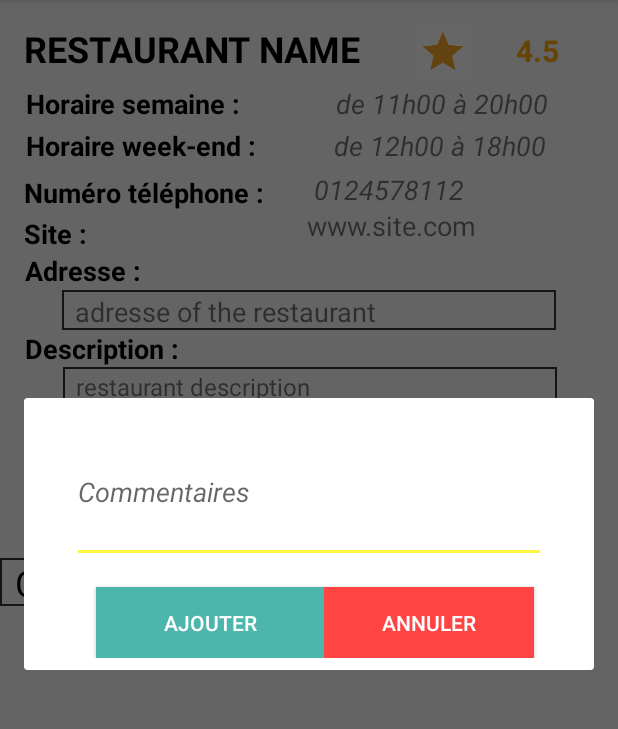
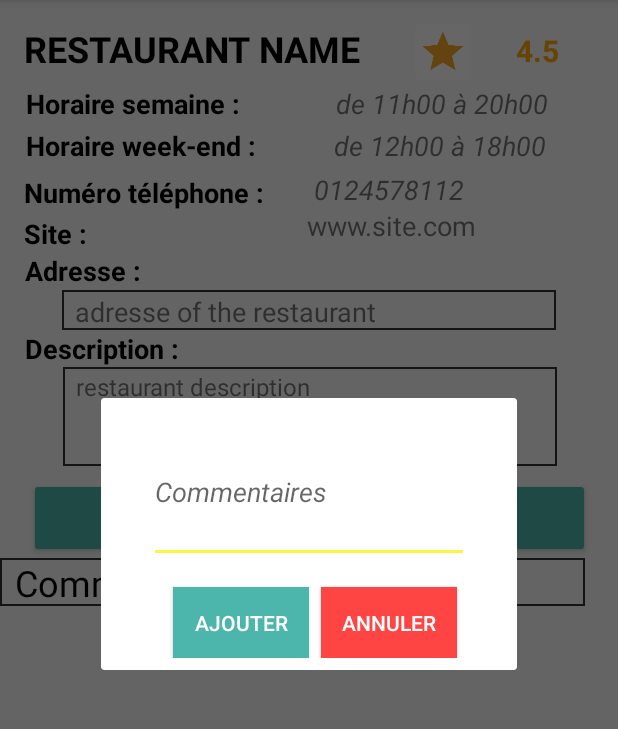
Before and after one commit to eslambasher/Restaurant-Advisor, an Android app: the Main2Activity screen opened directly, with no data from a screen before it, after a tap on "Add comment", on a phone screen of 412 x 824 dp, the part 84-813 px from its top. Run offline under Robolectric (Android 15) with nearby library versions, the phone set to English and light mode, and no system bars; 10 statements that could not run were skipped.

Commit message:
add comment

```diff
--- a/RestaurantAdvisorApp/app/src/main/AndroidManifest.xml
+++ b/RestaurantAdvisorApp/app/src/main/AndroidManifest.xml
@@ -14,7 +14,7 @@
         android:supportsRtl="true"
         android:theme="@style/AppTheme">
         <activity
-            android:name=".MainActivity"
+            android:name=".LoginActivity"
             android:windowSoftInputMode="adjustPan"
             android:configChanges="orientation"
             android:screenOrientation="portrait">
--- a/RestaurantAdvisorApp/app/src/main/java/com/example/nauma/restaurantadvisorapp/Main2Activity.java
+++ b/RestaurantAdvisorApp/app/src/main/java/com/example/nauma/restaurantadvisorapp/Main2Activity.java
@@ -142,7 +142,7 @@ public class Main2Activity extends AppCompatActivity {
         addcommentdialog.setContentView(R.layout.add_comment);
         addcommentdialog.setTitle("Ajouter un commentaire");
         addcomment = findViewById(R.id.opencommentdialog);
-        comment = (EditText) findViewById(R.id.usercomment);
+        EditText comment = (EditText) addcommentdialog.findViewById(R.id.usercomment);
         confirmaddcomment = addcommentdialog.findViewById(R.id.addcommentbutton);
         closecommentdialog = addcommentdialog.findViewById(R.id.cancelcommentdialog);
         confirmaddcomment.setOnClickListener(new View.OnClickListener() {
@@ -156,11 +156,12 @@ public class Main2Activity extends AppCompatActivity {
                     comment1.setComment(comment.getText().toString().trim());
                     comment1.setRestaurant_id(restaurantId);
                     comment1.setUser_id("1");
+                    Log.d("test", "comment get : " + comment1.getComment() );
+
                     Main2Activity.this.addCommentViaApi(comment1);
                 }
             }
         });
-
 
         // show add comment dialog
         addcomment.setOnClickListener(new View.OnClickListener() {
--- a/RestaurantAdvisorApp/app/src/main/java/com/example/nauma/restaurantadvisorapp/MenuListViewAdapter.java
+++ b/RestaurantAdvisorApp/app/src/main/java/com/example/nauma/restaurantadvisorapp/MenuListViewAdapter.java
@@ -55,10 +55,12 @@ public class MenuListViewAdapter extends BaseAdapter {
 
         TextView textViewMenusName = (TextView) convertView.findViewById(R.id.menus_name);
         TextView textViewMenusPrice = (TextView) convertView.findViewById(R.id.menus_price);
+        TextView textViewMenusDescription = (TextView) convertView.findViewById(R.id.menus_description);
 
         String price = menus.getPrice() + " €";
         textViewMenusName.setText(menus.getName());
         textViewMenusPrice.setText(price);
+        textViewMenusDescription.setText(menus.getDescription());
 
         return convertView;
     }
--- a/RestaurantAdvisorApp/app/src/main/res/layout/add_comment.xml
+++ b/RestaurantAdvisorApp/app/src/main/res/layout/add_comment.xml
@@ -20,8 +20,10 @@
         android:orientation="vertical"
         app:layout_constraintBottom_toBottomOf="parent"
         app:layout_constraintEnd_toEndOf="parent"
+        app:layout_constraintHorizontal_bias="1.0"
         app:layout_constraintStart_toStartOf="parent"
-        app:layout_constraintTop_toTopOf="parent">
+        app:layout_constraintTop_toTopOf="parent"
+        app:layout_constraintVertical_bias="0.0">
 
         <EditText
             android:id="@+id/usercomment"
@@ -32,11 +34,11 @@
             android:layout_marginStart="8dp"
             android:layout_marginTop="8dp"
             android:ems="10"
+            android:hint="Commentaires"
             android:inputType="textMultiLine"
             android:maxLength="225"
             android:paddingLeft="4sp"
             android:scrollbars="vertical"
-            android:hint="Commentaires"
             android:textStyle="italic"
             app:layout_constraintBottom_toTopOf="@+id/linearLayout"
             app:layout_constraintEnd_toEndOf="parent"
@@ -60,11 +62,11 @@
             <Button
                 android:id="@+id/addcommentbutton"
                 style="@style/Widget.AppCompat.Button"
-                android:layout_width="164dp"
+                android:layout_width="0dp"
                 android:layout_height="47dp"
                 android:layout_marginStart="16dp"
                 android:layout_marginTop="8dp"
-                android:layout_weight="1"
+                android:layout_weight=".45"
                 android:background="@color/colorPrimaryDark"
                 android:text="Ajouter"
                 android:textColor="@android:color/white"
@@ -73,11 +75,12 @@
 
             <Button
                 android:id="@+id/cancelcommentdialog"
-                android:layout_width="152dp"
+                android:layout_width="0dp"
                 android:layout_height="47dp"
+                android:layout_marginStart="8dp"
                 android:layout_marginEnd="8dp"
                 android:layout_marginTop="8dp"
-                android:layout_weight="1"
+                android:layout_weight=".45"
                 android:background="@android:color/holo_red_light"
                 android:text="Annuler"
                 android:textColor="@android:color/white"
```
Also changed, not shown: RestaurantAdvisorApp/app/src/main/java/com/example/nauma/restaurantadvisorapp/LoginActivity.java (+29 -16 lines), RestaurantAdvisorApp/app/src/main/java/com/example/nauma/restaurantadvisorapp/MainActivity.java (+29 -0 lines), RestaurantAdvisorApp/app/src/main/res/layout/activity_main.xml (+22 -0 lines), RestaurantAdvisorApp/app/src/main/res/layout/menus_row.xml (+50 -7 lines).
